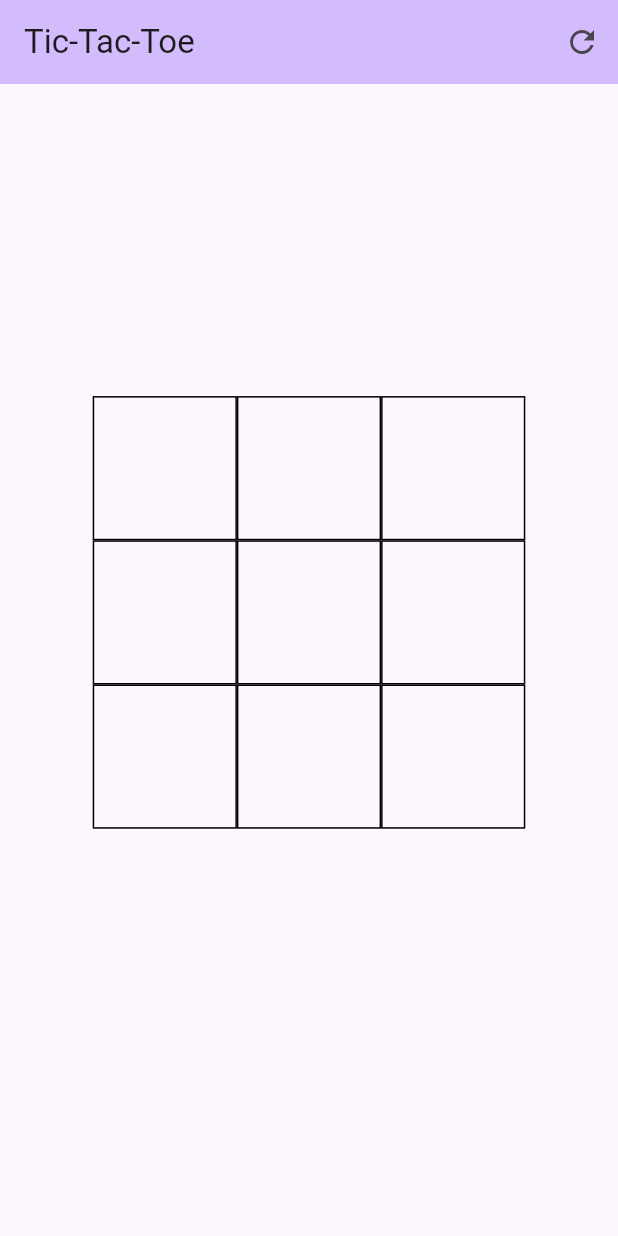
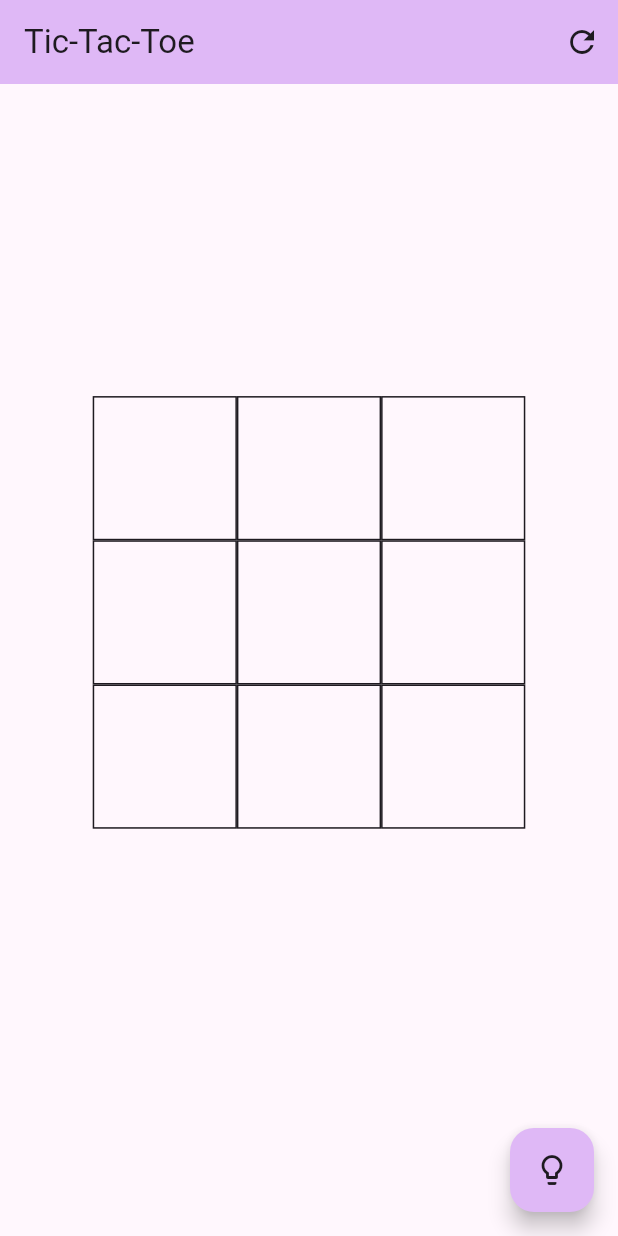
Before and after one commit to Jaineel-Mamtora/Tic-Tac-Toe, a Flutter app: the screen it shows after launch, on a phone screen of 412 x 824 dp. Run offline on Flutter 3.47's test engine with Material 2 defaults, Android fonts, the phone set to English and light mode, and no system bars; our stand-ins replace confetti.

Commit message:
added: dark theme

```diff
--- a/lib/main.dart
+++ b/lib/main.dart
@@ -12,7 +12,7 @@ void main() {
       debugShowCheckedModeBanner: false,
       theme: ThemeData(
         colorScheme: ColorScheme.fromSeed(
-          seedColor: Colors.deepPurple,
+          seedColor: const Color(0XFF331449),
         ),
         useMaterial3: true,
       ),
@@ -40,6 +40,7 @@ class _HomePageState extends State<HomePage> {
   late Map<String, Widget> iconMap;
   late ThemeData theme;
   late ConfettiController _controllerCenter;
+  bool isDarkTheme = false;
 
   @override
   void initState() {
@@ -117,14 +118,18 @@ class _HomePageState extends State<HomePage> {
         size: deviceWidth < deviceHeight
             ? deviceWidth * 0.15
             : deviceHeight * 0.15,
-        color: theme.colorScheme.primary,
+        color: isDarkTheme
+            ? theme.colorScheme.inversePrimary
+            : theme.colorScheme.primary,
       ),
       Constants.symbolO: Icon(
         Icons.radio_button_off_rounded,
         size: deviceWidth < deviceHeight
             ? deviceWidth * 0.13
             : deviceHeight * 0.13,
-        color: theme.colorScheme.secondary,
+        color: isDarkTheme
+            ? theme.colorScheme.surface
+            : theme.colorScheme.secondary,
       ),
     };
   }
@@ -139,9 +144,21 @@ class _HomePageState extends State<HomePage> {
     _initializeSymbols();
 
     return Scaffold(
+      backgroundColor: isDarkTheme
+          ? theme.colorScheme.onBackground
+          : theme.colorScheme.background,
       appBar: AppBar(
-        title: const Text('Tic-Tac-Toe'),
-        backgroundColor: theme.colorScheme.inversePrimary,
+        backgroundColor: isDarkTheme
+            ? theme.colorScheme.primary
+            : theme.colorScheme.inversePrimary,
+        title: Text(
+          'Tic-Tac-Toe',
+          style: TextStyle(
+            color: isDarkTheme
+                ? theme.colorScheme.inversePrimary
+                : theme.colorScheme.onBackground,
+          ),
+        ),
         actions: [
           IconButton(
             tooltip: 'Restart Game',
@@ -150,7 +167,12 @@ class _HomePageState extends State<HomePage> {
                 _initialize();
               });
             },
-            icon: const Icon(Icons.refresh),
+            icon: Icon(
+              Icons.refresh,
+              color: isDarkTheme
+                  ? theme.colorScheme.inversePrimary
+                  : theme.colorScheme.onBackground,
+            ),
           ),
         ],
       ),
@@ -174,7 +196,11 @@ class _HomePageState extends State<HomePage> {
                           Constants.size * Constants.size,
                           (index) => Container(
                             decoration: BoxDecoration(
-                              border: Border.all(),
+                              border: Border.all(
+                                color: isDarkTheme
+                                    ? theme.colorScheme.inversePrimary
+                                    : theme.colorScheme.onBackground,
+                              ),
                             ),
                             child: InkWell(
                               onTap: !isGameOver &&
@@ -218,6 +244,9 @@ class _HomePageState extends State<HomePage> {
                             fontSize: deviceWidth < deviceHeight
                                 ? deviceWidth * 0.08
                                 : deviceHeight * 0.08,
+                            color: isDarkTheme
+                                ? theme.colorScheme.onSecondary
+                                : theme.colorScheme.onBackground,
                           ),
                         ),
                       ),
@@ -245,6 +274,23 @@ class _HomePageState extends State<HomePage> {
               ),
             ),
           ],
+        ),
+      ),
+      floatingActionButton: FloatingActionButton(
+        tooltip: 'Switch Theme',
+        backgroundColor: isDarkTheme
+            ? theme.colorScheme.primary
+            : theme.colorScheme.inversePrimary,
+        onPressed: () {
+          setState(() {
+            isDarkTheme = !isDarkTheme;
+          });
+        },
+        child: Icon(
+          Icons.lightbulb_outline,
+          color: isDarkTheme
+              ? theme.colorScheme.inversePrimary
+              : theme.colorScheme.onBackground,
         ),
       ),
     );
```
